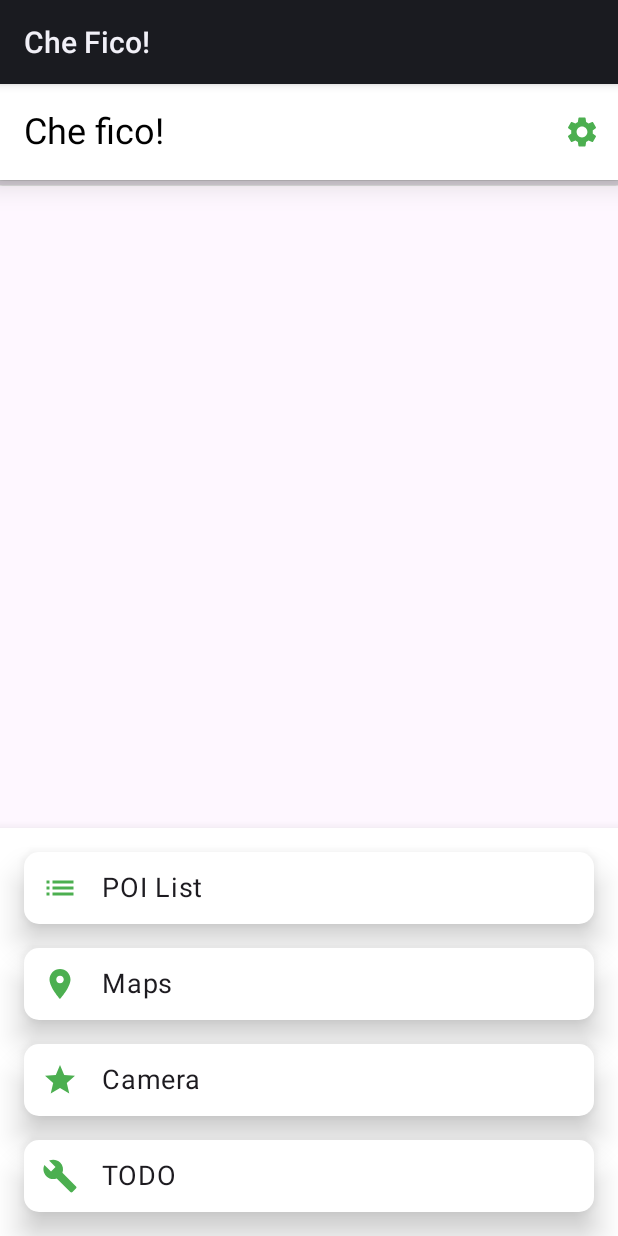
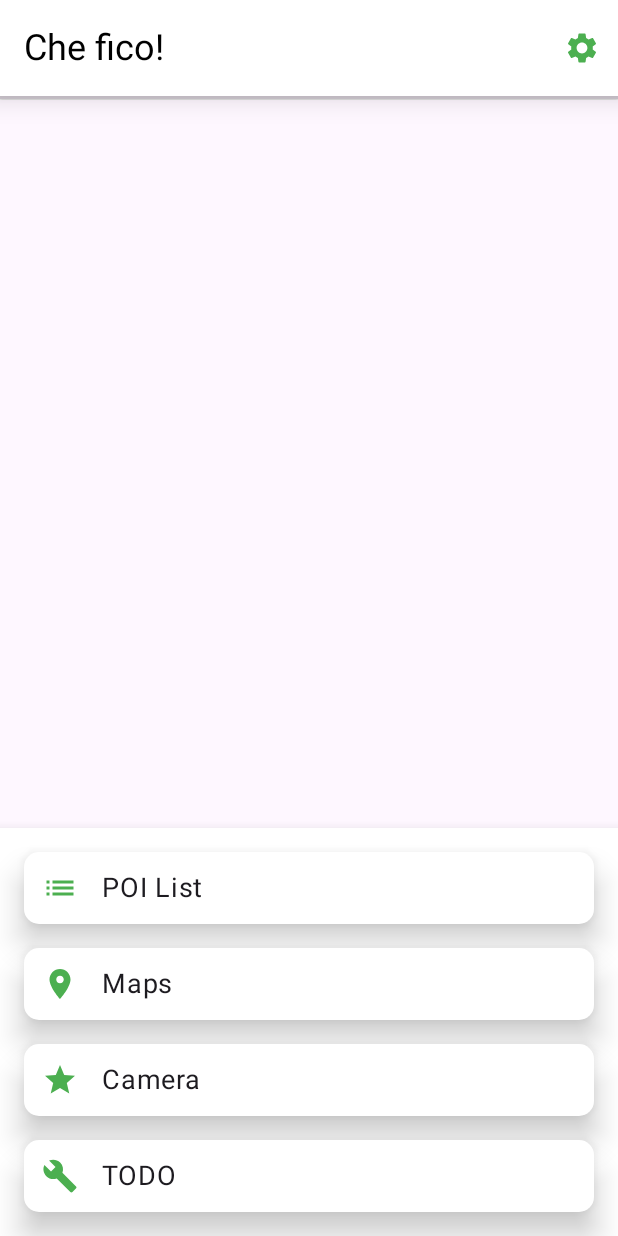
Before and after one commit to rChimisso/che-fico, an Android app built with Jetpack Compose: the screen it shows after launch (MainActivity), on a phone screen of 412 x 824 dp. Run offline under Robolectric (Android 15) with nearby library versions, the phone set to English and light mode, and no system bars; our stand-ins replace accompanist; libraries missing offline, so code that uses them is left out: androidx.camera.core.

Commit message:
Sistemato il bug che faceva uscire una dobbia doppia barra.

```diff
--- a/app/src/debug/res/values/ic_launcher_background.xml
+++ b/app/src/debug/res/values/ic_launcher_background.xml
@@ -1,4 +1,4 @@
 <?xml version="1.0" encoding="utf-8"?>
 <resources>
-    <color name="ic_launcher_background">#FFFFFF</color>
+  <color name="ic_launcher_background">#FFFFFF</color>
 </resources>
--- a/app/src/main/java/com/kreinto/chefico/ui/theme/Theme.kt
+++ b/app/src/main/java/com/kreinto/chefico/ui/theme/Theme.kt
@@ -15,9 +15,9 @@ private val LightColorPalette = lightColorScheme(
 )
 
 @Composable
-fun CheFicoTheme(darkTheme: Boolean = isSystemInDarkTheme(), content: @Composable () -> Unit) {
+fun CheFicoTheme(content: @Composable () -> Unit) {
   MaterialTheme(
-    colorScheme = if (darkTheme) DarkColorPalette else LightColorPalette,
+    colorScheme = if (isSystemInDarkTheme()) DarkColorPalette else LightColorPalette,
     shapes = Shapes,
     typography = Typography,
     content = content
--- /dev/null
+++ b/app/src/main/res/values/themes.xml
@@ -0,0 +1,8 @@
+<?xml version="1.0" encoding="utf-8"?>
+<resources>
+
+  <style name="Theme.CheFico" parent="android:Theme.Material.NoActionBar">
+    <item name="android:windowTranslucentStatus">true</item>
+    <item name="android:fitsSystemWindows">true</item>
+  </style>
+</resources>
```
Also changed, not shown: app/src/main/AndroidManifest.xml (+10 -10 lines).
